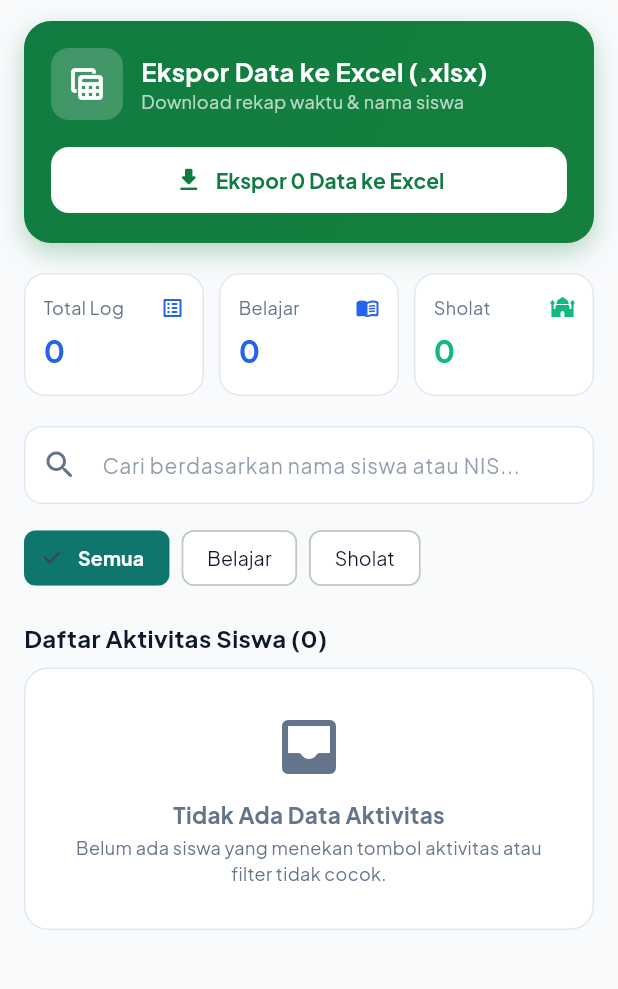
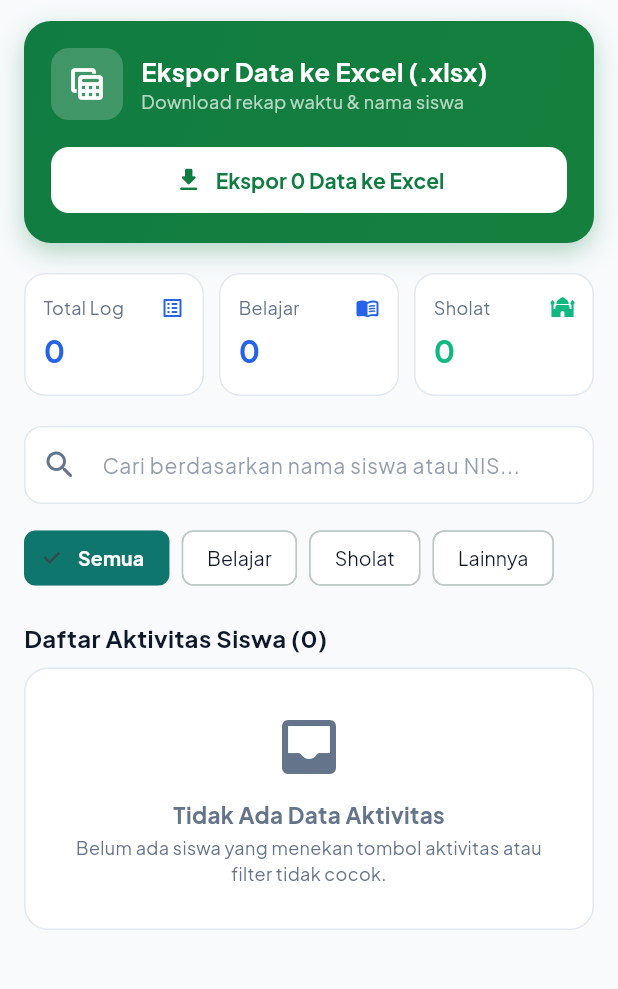
Before and after one commit to bangunaji/trackersiswa, a Flutter app: the AdminDashboardScreen screen opened directly, on a phone screen of 412 x 824 dp, the part 84-1073 px from its top. Run offline on Flutter 3.47's test engine with Material 3 defaults, Android fonts, the phone set to English and light mode, and no system bars; our stand-ins replace google_fonts, share_plus, sqflite_common_ffi; missing offline and left inert: excel; accounts and stored records are empty.

Commit message:
fix: resolve activity filter matching and maintain global counts in admin stats cards

```diff
--- a/lib/screens/admin_dashboard_screen.dart
+++ b/lib/screens/admin_dashboard_screen.dart
@@ -16,11 +16,12 @@ class AdminDashboardScreen extends StatefulWidget {
 
 class _AdminDashboardScreenState extends State<AdminDashboardScreen> {
   List<ActivityLog> _logs = [];
+  List<ActivityLog> _allLogs = [];
   bool _isLoading = true;
   bool _isExporting = false;
 
   String _searchQuery = '';
-  String _selectedFilter = 'Semua'; // 'Semua', 'Belajar', 'Sholat'
+  String _selectedFilter = 'Semua'; // 'Semua', 'Belajar', 'Sholat', 'Lainnya'
 
   final TextEditingController _searchController = TextEditingController();
 
@@ -38,6 +39,7 @@ class _AdminDashboardScreenState extends State<AdminDashboardScreen> {
 
   Future<void> _loadData() async {
     setState(() => _isLoading = true);
+    final all = await DatabaseHelper.instance.getAllActivities();
     final logs = await DatabaseHelper.instance.getAllActivities(
       searchQuery: _searchQuery,
       activityFilter: _selectedFilter == 'Semua' ? null : _selectedFilter,
@@ -45,6 +47,7 @@ class _AdminDashboardScreenState extends State<AdminDashboardScreen> {
 
     if (mounted) {
       setState(() {
+        _allLogs = all;
         _logs = logs;
         _isLoading = false;
       });
@@ -212,8 +215,12 @@ class _AdminDashboardScreenState extends State<AdminDashboardScreen> {
 
   @override
   Widget build(BuildContext context) {
-    final totalBelajar = _logs.where((l) => l.activityType.toLowerCase().contains('belajar')).length;
-    final totalSholat = _logs.where((l) => l.activityType.toLowerCase().contains('sholat')).length;
+    final totalAll = _allLogs.length;
+    final totalBelajar = _allLogs.where((l) {
+      final a = l.activityType.toLowerCase();
+      return a.contains('belajar') || a.contains('tugas') || a.contains('buku');
+    }).length;
+    final totalSholat = _allLogs.where((l) => l.activityType.toLowerCase().contains('sholat')).length;
 
     return Scaffold(
       appBar: AppBar(
@@ -344,7 +351,7 @@ class _AdminDashboardScreenState extends State<AdminDashboardScreen> {
                   Expanded(
                     child: _buildStatCard(
                       title: 'Total Log',
-                      value: '${_logs.length}',
+                      value: '$totalAll',
                       icon: Icons.list_alt_rounded,
                       color: AppTheme.secondaryColor,
                     ),
@@ -405,6 +412,8 @@ class _AdminDashboardScreenState extends State<AdminDashboardScreen> {
                     _filterChip('Belajar'),
                     const SizedBox(width: 8),
                     _filterChip('Sholat'),
+                    const SizedBox(width: 8),
+                    _filterChip('Lainnya'),
                   ],
                 ),
               ),
```
Also changed, not shown: lib/services/database_helper.dart (+15 -2 lines).
